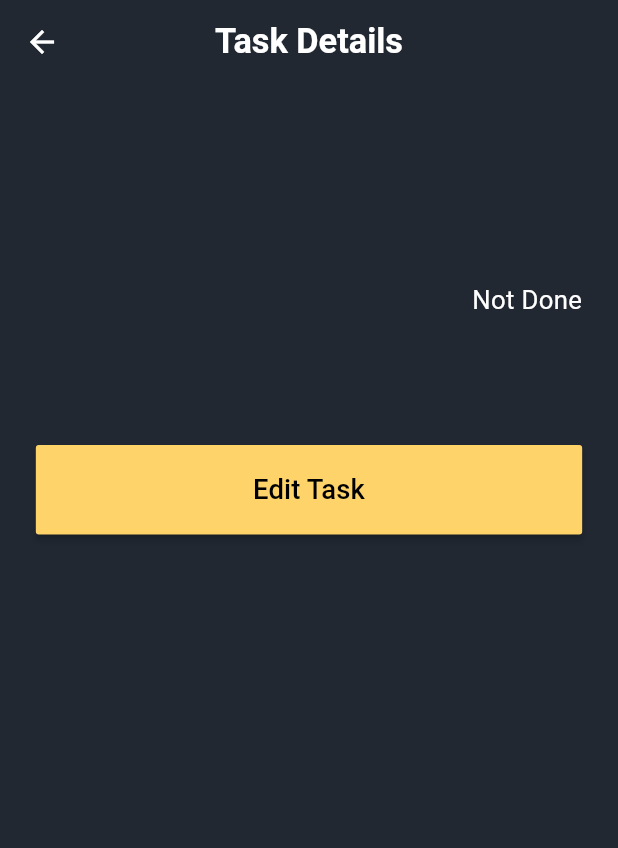
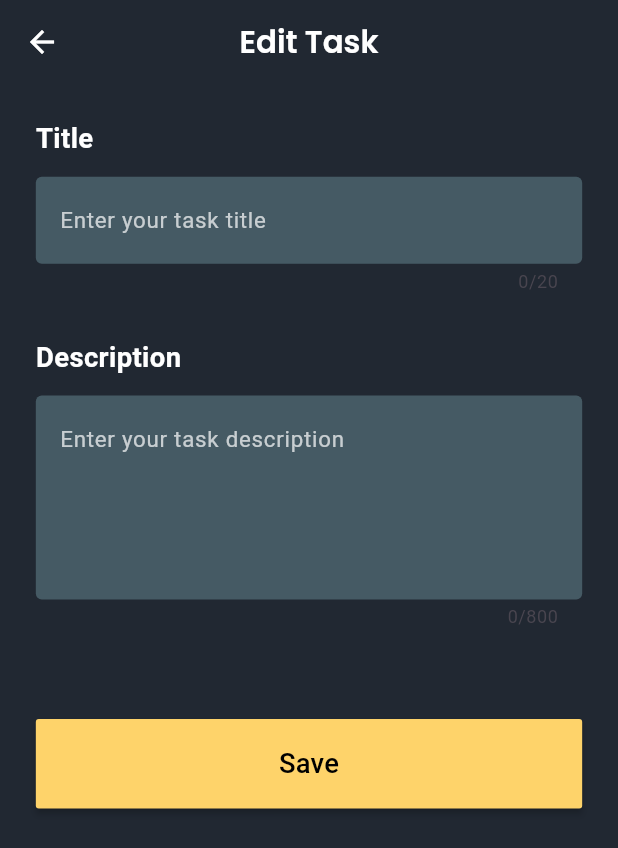
Before and after one commit to Halawany1/task_management, a Flutter app: the TaskDetailsScreen screen opened directly with empty values, after a tap on "Edit Task", on a phone screen of 412 x 824 dp. Shown: the top 848 px of the screen. Run offline on Flutter 3.47's test engine with Material 3 defaults, Android fonts, the phone set to English and light mode, and no system bars; our stand-ins replace bloc, cloud_firestore, firebase_auth, firebase_core, flutter_bloc, flutter_screenutil and 2 more; missing offline and left inert: icon_broken; accounts and stored records are empty.

Commit message:
edit task screen is done

```diff
--- a/lib/controller/home_cubit/home_state.dart
+++ b/lib/controller/home_cubit/home_state.dart
@@ -27,4 +27,6 @@ class LoadingDeleteTaskState extends HomeState {}
 
 class SuccessDeleteTaskState extends HomeState {}
 
+class SuccessUpdateAllTaskState extends HomeState {}
+
 class FailedDeleteTaskState extends HomeState {}
--- /dev/null
+++ b/lib/views/edit_screen/edit_screen.dart
@@ -0,0 +1,113 @@
+import 'package:flutter/material.dart';
+import 'package:flutter_bloc/flutter_bloc.dart';
+import 'package:flutter_screenutil/flutter_screenutil.dart';
+import 'package:google_fonts/google_fonts.dart';
+import 'package:task_management/controller/home_cubit/home_cubit.dart';
+import 'package:task_management/core/component/default_bottom_component.dart';
+import 'package:task_management/core/component/default_text_form_component.dart';
+import 'package:task_management/core/component/snak_bar_component.dart';
+import 'package:task_management/core/error/validation.dart';
+import 'package:task_management/views/layout_screen/layout_screen.dart';
+
+class EditScreen extends StatelessWidget {
+  const EditScreen(
+      {super.key,
+      required this.title,
+      required this.description,
+      required this.id});
+
+  final String title;
+  final String description;
+  final String id;
+
+  @override
+  Widget build(BuildContext context) {
+    var titleController = TextEditingController();
+    var descriptionController = TextEditingController();
+    titleController.text = title;
+    descriptionController.text = description;
+    var formKey = GlobalKey<FormState>();
+    return BlocConsumer<HomeCubit, HomeState>(
+      listener: (context, state) {
+        if (state is SuccessUpdateAllTaskState) {
+          Navigator.pushReplacement(
+              context,
+              MaterialPageRoute(
+                builder: (context) => const LayoutScreen(),
+              ));
+        }
+        if (state is FailedUpdateTaskState) {
+          showMessageResponse(
+              message: 'Failed Edit Task', context: context, success: false);
+        }
+      },
+      builder: (context, state) {
+        var cubit = HomeCubit.get(context);
+        return Scaffold(
+          appBar: AppBar(
+            title: Text('Edit Task',
+                style: GoogleFonts.poppins(
+                    color: Colors.white,
+                    fontWeight: FontWeight.w600,
+                    fontSize: 18.sp)),
+            centerTitle: true,
+          ),
+          body: Padding(
+            padding: EdgeInsets.all(20.h),
+            child: Form(
+              key: formKey,
+              child: SingleChildScrollView(
+                physics: const BouncingScrollPhysics(),
+                child: Column(
+                  children: [
+                    BuildDefaultTextForm(
+                        title: 'Title',
+                        controller: titleController,
+                        maxLength: 20,
+                        boldTitle: true,
+                        hintText: 'Enter your task title',
+                        validator: (value) {
+                          return Validation.validateTitle(value!);
+                        }),
+                    SizedBox(
+                      height: 25.h,
+                    ),
+                    BuildDefaultTextForm(
+                        title: 'Description',
+                        maxLength: 800,
+                        controller: descriptionController,
+                        boldTitle: true,
+                        hintText: 'Enter your task description',
+                        maxLines: 4,
+                        validator: (value) {
+                          return Validation.validateDescription(value!);
+                        }),
+                    SizedBox(
+                      height: 50.h,
+                    ),
+                    state is LoadingUpdateTaskState
+                        ? const Center(
+                            child: CircularProgressIndicator(
+                            color: Color(0xFFFED36A),
+                          ))
+                        : BuildDefaultBottom(
+                            onPressed: () {
+                              if (formKey.currentState!.validate()) {
+                                cubit.updateTask(
+                                    uuid: id,
+                                    description: descriptionController.text,
+                                    title: titleController.text);
+                              }
+                            },
+                            text: 'Save',
+                          )
+                  ],
+                ),
+              ),
+            ),
+          ),
+        );
+      },
+    );
+  }
+}
--- a/lib/views/task_details_screen/task_details_screen.dart
+++ b/lib/views/task_details_screen/task_details_screen.dart
@@ -2,6 +2,7 @@ import 'package:flutter/material.dart';
 import 'package:flutter_screenutil/flutter_screenutil.dart';
 import 'package:task_management/core/component/default_bottom_component.dart';
 import 'package:task_management/core/constant/app_constant.dart';
+import 'package:task_management/views/edit_screen/edit_screen.dart';
 
 class TaskDetailsScreen extends StatelessWidget {
   const TaskDetailsScreen({super.key,
@@ -9,10 +10,12 @@ class TaskDetailsScreen extends StatelessWidget {
     required this.description,
     required this.time,
     required this.isDon,
+    required this.id,
   });
   final String title;
   final String description;
   final String time;
+  final String id;
   final bool isDon;
   @override
   Widget build(BuildContext context) {
@@ -65,7 +68,12 @@ class TaskDetailsScreen extends StatelessWidget {
               height: 70.h,
             ),
             BuildDefaultBottom(onPressed: () {
-
+              Navigator.push(context, MaterialPageRoute(builder: (context) =>
+                  EditScreen(
+                    id: id,
+                    title: title,
+                    description: description,
+                  ),));
             }, text: 'Edit Task',),
           ],
         ),
```
Also changed, not shown: lib/controller/home_cubit/home_cubit.dart (+23 -0 lines), lib/views/complete_task_screen/complete_task_screen.dart (+13 -2 lines), lib/views/home_screen/home_screen.dart (+7 -0 lines).
